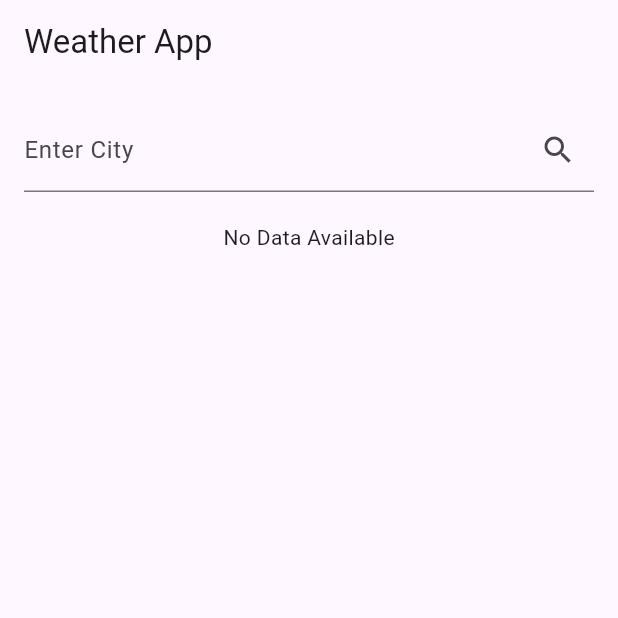
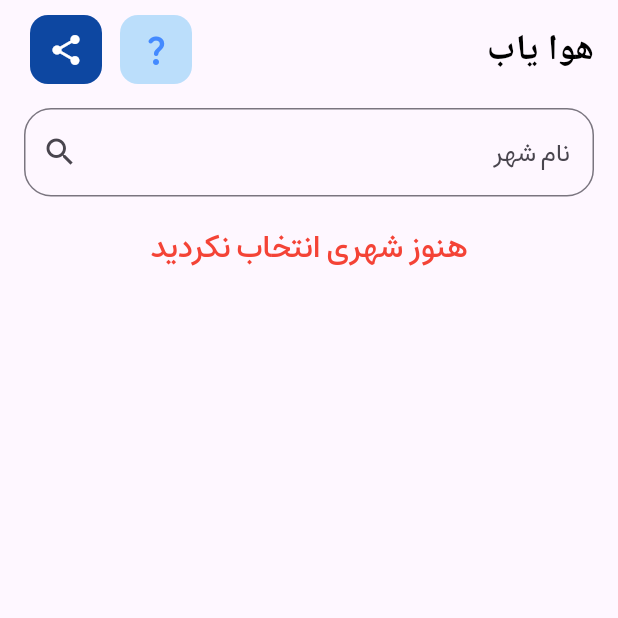
Before and after one commit to ardavan8102/weather_app, a Flutter app: the screen it shows after launch, on a phone screen of 412 x 824 dp, the top half of it. Run offline on Flutter 3.47's test engine with Material 3 defaults, Android fonts, the phone set to English and light mode, and no system bars.

Commit message:
all parameters added and app layout converted to RTL

```diff
--- a/lib/main.dart
+++ b/lib/main.dart
@@ -18,6 +18,7 @@ class MyApp extends StatelessWidget {
         debugShowCheckedModeBanner: false,
         title: 'Flutter Demo',
         theme: ThemeData(
+          fontFamily: 'Estedad',
           colorScheme: ColorScheme.fromSeed(seedColor: Colors.deepPurple),
         ),
         home: WeatherScreen(),
--- a/lib/models/weather.dart
+++ b/lib/models/weather.dart
@@ -1,19 +1,47 @@
 class Weather {
   final String city;
-  final String decsription;
+  final String weatherStatus;
+  final String description;
   final double temperature;
+  final double minTemperature;
+  final double maxTemperature;
+  final double windSpeed;
+  final int humidity;
+  final int pressure;
+  final int groundLevelTemp;
 
   Weather({
+    required this.groundLevelTemp,
+    required this.humidity,
+    required this.pressure,
+    required this.windSpeed,
     required this.city,
-    required this.decsription,
-    required this.temperature
+    required this.description,
+    required this.temperature,
+    required this.minTemperature,
+    required this.maxTemperature,
+    required this.weatherStatus,
   });
 
-  factory Weather.fromJson(Map<String, dynamic> json){
-    return Weather(
-      city: json['name'],
-      decsription: json['weather']['0']['description'],
-      temperature: json['main']['temp'],
-    );
+  factory Weather.fromJson(Map<String, dynamic> json) {
+    var weatherData = json['weather'];
+
+    // Ensure weather is a non-null, non-empty list
+    if (weatherData != null && weatherData.isNotEmpty) {
+      return Weather(
+        city: json['name'], // City name
+        description: weatherData[0]['description'] ?? 'No description', // Weather description
+        temperature: json['main']['temp']?.toDouble() ?? 0.0, // in Fahrenheit
+        minTemperature: json['main']['temp_min']?.toDouble() ?? 0.0,
+        maxTemperature: json['main']['temp_max']?.toDouble() ?? 0.0,
+        weatherStatus: weatherData[0]['main'] ?? 'No status',
+        humidity: json['main']['humidity'] ?? 'No Data',
+        windSpeed: json['wind']['speed'] ?? 'No Data',
+        pressure: json['main']['pressure'] ?? 'No Data',
+        groundLevelTemp: json['main']['grnd_level'] ?? 'No Data',
+      );
+    } else {
+      throw Exception("Weather data is malformed or empty");
+    }
   }
 }
--- a/lib/providers/weather_provider.dart
+++ b/lib/providers/weather_provider.dart
@@ -5,22 +5,27 @@ import 'package:weather_app/services/weather_service.dart';
 class WeatherProvider with ChangeNotifier {
   Weather? _weather;
   bool _isLoading = false;
+  String _errorMessage = '';
   final WeatherService _weatherService = WeatherService();
 
   Weather? get weather => _weather;
   bool get isLoading => _isLoading;
+  String get errorMessage => _errorMessage;
 
   Future<void> fetchWeather(String city) async {
     _isLoading = true;
+    _errorMessage = ''; // Clear previous errors
     notifyListeners();
 
     try {
       final data = await _weatherService.fetchWeather(city);
       _weather = Weather.fromJson(data);
     } catch (e) {
+      _errorMessage = e.toString();  // Capture the error
       _weather = null;
     } finally {
       _isLoading = false;
+      notifyListeners();
     }
   }
 }
--- a/lib/screens/weather_screen.dart
+++ b/lib/screens/weather_screen.dart
@@ -16,18 +16,86 @@ class _WeatherScreenState extends State<WeatherScreen> {
   Widget build(BuildContext context) {
     final weatherProvider = Provider.of<WeatherProvider>(context);
 
-    return Scaffold(
-      appBar: AppBar(
-        title: Text('Weather App'),
+    return Directionality(
+      textDirection: TextDirection.rtl,
+      child: Scaffold(
+        appBar: PreferredSize(
+          preferredSize: Size.fromHeight(kToolbarHeight),
+          child: SafeArea(
+            // margin: EdgeInsets.only(top: 10),
+            top: false,
+            minimum: EdgeInsets.only(top: 10),
+            child: AppBar(
+              title: Text('هوا یاب'),
+              titleTextStyle: TextStyle(
+                fontSize: 24,
+                fontWeight: FontWeight.w700,
+                color: Colors.black
+              ),
+              actions: [
+                Padding(
+                  padding: EdgeInsetsGeometry.only(left: 20),
+                  child: Row(
+                    children: [
+                      Container(
+                        decoration: BoxDecoration(
+                          color: Colors.blue.shade100,
+                          borderRadius: BorderRadius.circular(12),
+                        ),
+                        child: IconButton(
+                          onPressed: () {},
+                          icon: Icon(
+                            Icons.question_mark_rounded,
+                            color: Colors.blueAccent,
+                          )
+                        ),
+                      ),
+
+                      SizedBox(width: 12),
+
+                      Container(
+                        decoration: BoxDecoration(
+                          color: Colors.blue.shade900,
+                          borderRadius: BorderRadius.circular(12),
+                        ),
+                        child: IconButton(
+                          onPressed: () {},
+                          icon: Icon(
+                            Icons.share,
+                            color: Colors.white,
+                          )
+                        ),
+                      ),
+                    ],
+                  ),
+                ),
+
+              ],
+            ),
+          ),
         ),
         body: Padding(
           padding: const EdgeInsets.all(16.0),
           child: Column(
             children: [
               TextField(
+                textAlign: TextAlign.right,
+                style: TextStyle(
+                  fontSize: 18
+                ),
+                maxLength: 155,
+                maxLines: 1,
                 controller: _cityController,
                 decoration: InputDecoration(
-                labelText: "Enter City",
+                  counterText: "", // Hide Counter text
+                  alignLabelWithHint: true,
+                  border: OutlineInputBorder(
+                    borderSide: BorderSide(
+                      width: 1,
+                    ),
+                    borderRadius: BorderRadius.circular(18),
+                  ),
+                  label: Text('نام شهر'),
                   suffixIcon: IconButton(
                     onPressed: () {
                       weatherProvider.fetchWeather(_cityController.text);
@@ -42,11 +110,19 @@ class _WeatherScreenState extends State<WeatherScreen> {
               weatherProvider.isLoading
                 ?CircularProgressIndicator()
                 : weatherProvider.weather == null
-                ? Text('No Data Available')
+                  ? Text(weatherProvider.errorMessage.isNotEmpty
+                    ? weatherProvider.errorMessage
+                    : 'هنوز شهری انتخاب نکردید',
+                      style: TextStyle(
+                        color: Colors.red,
+                        fontSize: 20,
+                        fontWeight: FontWeight.w500
+                      ),
+                    )
                   : Column(
                     children: [
                       Text(
-                      weatherProvider.weather!.city,
+                        "${weatherProvider.weather!.city} - ${weatherProvider.weather!.weatherStatus}",
                         style: TextStyle(
                           fontSize: 24.0,
                           fontWeight: FontWeight.bold,
@@ -54,14 +130,56 @@ class _WeatherScreenState extends State<WeatherScreen> {
                       ),
 
                       Text(
-                      weatherProvider.weather!.decsription,
+                        weatherProvider.weather!.description,
                         style: TextStyle(
                           fontSize: 18.0,
                         ),
                       ),
 
                       Text(
-                      "${weatherProvider.weather!.temperature} F",
+                        "${((weatherProvider.weather!.temperature - 32) / 1.8).round()} °C",
+                        style: TextStyle(
+                          fontSize: 24.0,
+                        ),
+                      ),
+
+                      Text(
+                        "Humidity : ${weatherProvider.weather!.humidity}%",
+                        style: TextStyle(
+                          fontSize: 24.0,
+                        ),
+                      ),
+
+                      Text(
+                        "Minimum : ${((weatherProvider.weather!.minTemperature - 32) / 1.8).toStringAsFixed(2)} °C",
+                        style: TextStyle(
+                          fontSize: 24.0,
+                        ),
+                      ),
+
+                      Text(
+                        "Maximum : ${((weatherProvider.weather!.maxTemperature - 32) / 1.8).toStringAsFixed(2)} °C",
+                        style: TextStyle(
+                          fontSize: 24.0,
+                        ),
+                      ),
+
+                      Text(
+                        "Wind Speed : ${weatherProvider.weather!.windSpeed} KM/H",
+                        style: TextStyle(
+                          fontSize: 24.0,
+                        ),
+                      ),
+
+                      Text(
+                        "Pressure : ${weatherProvider.weather!.pressure} Millibars",
+                        style: TextStyle(
+                          fontSize: 24.0,
+                        ),
+                      ),
+
+                      Text(
+                        "Ground Level : ${weatherProvider.weather!.groundLevelTemp} Meters",
                         style: TextStyle(
                           fontSize: 24.0,
                         ),
@@ -72,6 +190,7 @@ class _WeatherScreenState extends State<WeatherScreen> {
           ),
         ),
 
+      ),
     );
   }
 
```
Also changed, not shown: pubspec.yaml (+15 -14 lines), assets/fonts/Estedad-Bold.ttf (added), assets/fonts/Estedad-Light.ttf (added), assets/fonts/Estedad-Medium.ttf (added), assets/fonts/Estedad-Regular.ttf (added). Lines whose indentation alone changed are shown as unchanged.
